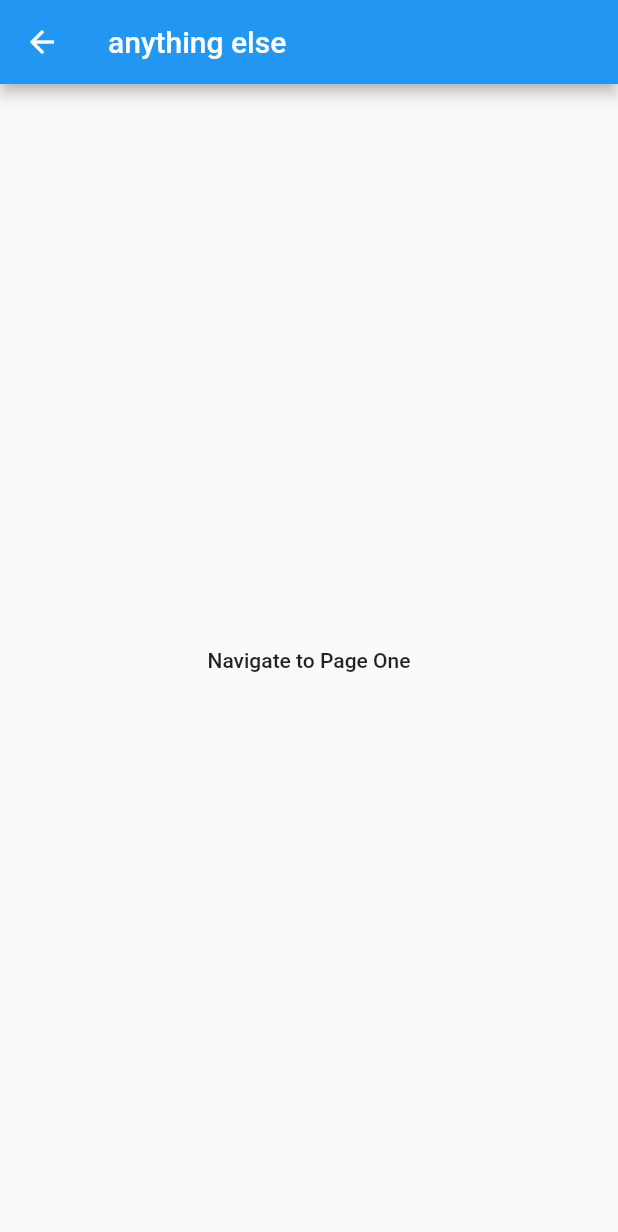
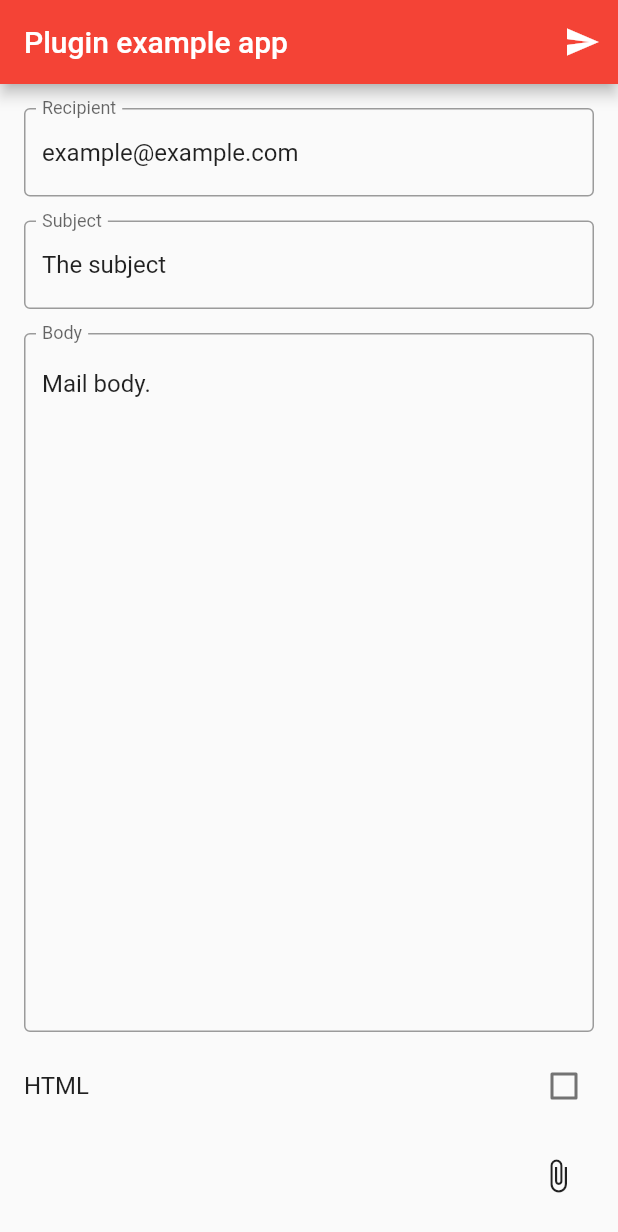
Before and after one commit to Peyton232/angelhacks, a Flutter app: the screen it shows after launch, after a tap on "Other", on a phone screen of 412 x 824 dp. Shown: the top 1232 px of the screen. Run offline on Flutter 3.47's test engine with Material 2 defaults, Android fonts, the phone set to English and light mode, and no system bars; our stand-ins replace image_picker; missing offline and left inert: flutter_email_sender.

Commit message:
added basic suggestion page

```diff
--- a/lib/main.dart
+++ b/lib/main.dart
@@ -5,6 +5,7 @@ import 'pages/foodPages/foodHomePage.dart';
 import 'pages/homePages/homeHomePage.dart';
 import 'pages/otherPages/otherHomePage.dart';
 import 'pages/techPages/techHomePage.dart';
+import 'pages/suggestion.dart';
 
 void main() {
   runApp(new MaterialApp(
@@ -86,7 +87,7 @@ class _State extends State<MyApp> {
                 child: Text('Other'),
                 onPressed: () {
                   Navigator.push(context,
-                      MaterialPageRoute(builder: (context) => OtherHomePage()));
+                      MaterialPageRoute(builder: (context) => SuggestionPage()));
                 },
               ),
             ],
--- /dev/null
+++ b/lib/pages/suggestion.dart
@@ -0,0 +1,170 @@
+import 'dart:async';
+import 'dart:io';
+
+import 'package:flutter/material.dart';
+import 'package:flutter_email_sender/flutter_email_sender.dart';
+import 'package:image_picker/image_picker.dart';
+
+class SuggestionPage extends StatefulWidget {
+  @override
+  _SuggestionPage createState() => _SuggestionPage();
+}
+
+
+class _SuggestionPage extends State<SuggestionPage> {
+  List<String> attachments = [];
+  bool isHTML = false;
+
+  final _recipientController = TextEditingController(
+    text: 'example@example.com',
+  );
+
+  final _subjectController = TextEditingController(text: 'The subject');
+
+  final _bodyController = TextEditingController(
+    text: 'Mail body.',
+  );
+
+  final GlobalKey<ScaffoldState> _scaffoldKey = GlobalKey<ScaffoldState>();
+
+  Future<void> send() async {
+    final Email email = Email(
+      body: _bodyController.text,
+      subject: _subjectController.text,
+      recipients: [_recipientController.text],
+      attachmentPaths: attachments,
+      isHTML: isHTML,
+    );
+
+    String platformResponse;
+
+    try {
+      await FlutterEmailSender.send(email);
+      platformResponse = 'success';
+    } catch (error) {
+      platformResponse = error.toString();
+    }
+
+    if (!mounted) return;
+
+    _scaffoldKey.currentState.showSnackBar(SnackBar(
+      content: Text(platformResponse),
+    ));
+  }
+
+  @override
+  Widget build(BuildContext context) {
+    return MaterialApp(
+      theme: ThemeData(primaryColor: Colors.red),
+      home: Scaffold(
+        key: _scaffoldKey,
+        appBar: AppBar(
+          title: Text('Plugin example app'),
+          actions: <Widget>[
+            IconButton(
+              onPressed: send,
+              icon: Icon(Icons.send),
+            )
+          ],
+        ),
+        body: Padding(
+          padding: EdgeInsets.all(8.0),
+          child: Column(
+            mainAxisSize: MainAxisSize.max,
+            // mainAxisAlignment: MainAxisAlignment.spaceBetween,
+            crossAxisAlignment: CrossAxisAlignment.center,
+            children: <Widget>[
+              Padding(
+                padding: EdgeInsets.all(8.0),
+                child: TextField(
+                  controller: _recipientController,
+                  decoration: InputDecoration(
+                    border: OutlineInputBorder(),
+                    labelText: 'Recipient',
+                  ),
+                ),
+              ),
+              Padding(
+                padding: EdgeInsets.all(8.0),
+                child: TextField(
+                  controller: _subjectController,
+                  decoration: InputDecoration(
+                    border: OutlineInputBorder(),
+                    labelText: 'Subject',
+                  ),
+                ),
+              ),
+              Expanded(
+                child: Padding(
+                  padding: EdgeInsets.all(8.0),
+                  child: TextField(
+                    controller: _bodyController,
+                    maxLines: null,
+                    expands: true,
+                    textAlignVertical: TextAlignVertical.top,
+                    decoration: InputDecoration(
+                        labelText: 'Body', border: OutlineInputBorder()),
+                  ),
+                ),
+              ),
+              CheckboxListTile(
+                contentPadding: EdgeInsets.symmetric(vertical: 0.0, horizontal: 8.0),
+                title: Text('HTML'),
+                onChanged: (bool value) {
+                  setState(() {
+                    isHTML = value;
+                  });
+                },
+                value: isHTML,
+              ),
+              Padding(
+                padding: EdgeInsets.all(8.0),
+                child: Column(
+                  children: <Widget>[
+                    for (var i = 0; i < attachments.length; i++) Row(
+                      children: <Widget>[
+                        Expanded(
+                          child: Text(
+                            attachments[i],
+                            softWrap: false,
+                            overflow: TextOverflow.fade,
+                          ),
+                        ),
+                        IconButton(
+                          icon: Icon(Icons.remove_circle),
+                          onPressed: () => { _removeAttachment(i) },
+                        )
+                      ],
+                    ),
+                    Align(
+                      alignment: Alignment.centerRight,
+                      child: IconButton(
+                        icon: Icon(Icons.attach_file),
+                        onPressed: _openImagePicker,
+                      ),
+                    ),
+                  ],
+                ),
+              ),
+            ],
+          ),
+        ),
+      ),
+    );
+  }
+
+  void _openImagePicker() async {
+    File pick = await ImagePicker.pickImage(source: ImageSource.gallery);
+    if (pick != null) {
+      setState(() {
+        attachments.add(pick.path);
+      });
+    }
+  }
+
+  void _removeAttachment(int index) {
+    setState(() {
+      attachments.removeAt(index);
+    });
+  }
+}
--- a/pubspec.yaml
+++ b/pubspec.yaml
@@ -21,6 +21,8 @@ environment:
   sdk: ">=2.7.0 <3.0.0"
 
 dependencies:
+  flutter_email_sender: ^4.0.0
+  image_picker: ^0.6.6+5
   flutter:
     sdk: flutter
 
```
Also changed, not shown: pubspec.lock.
